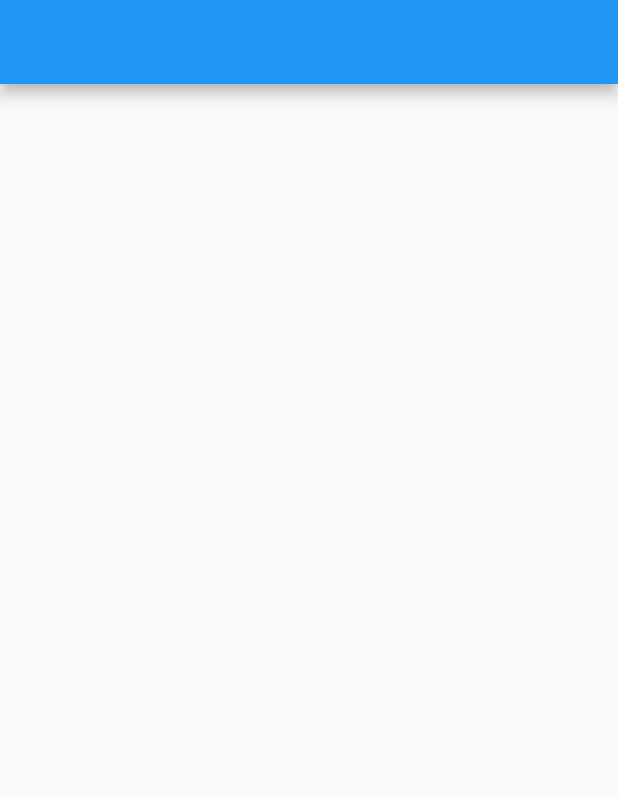
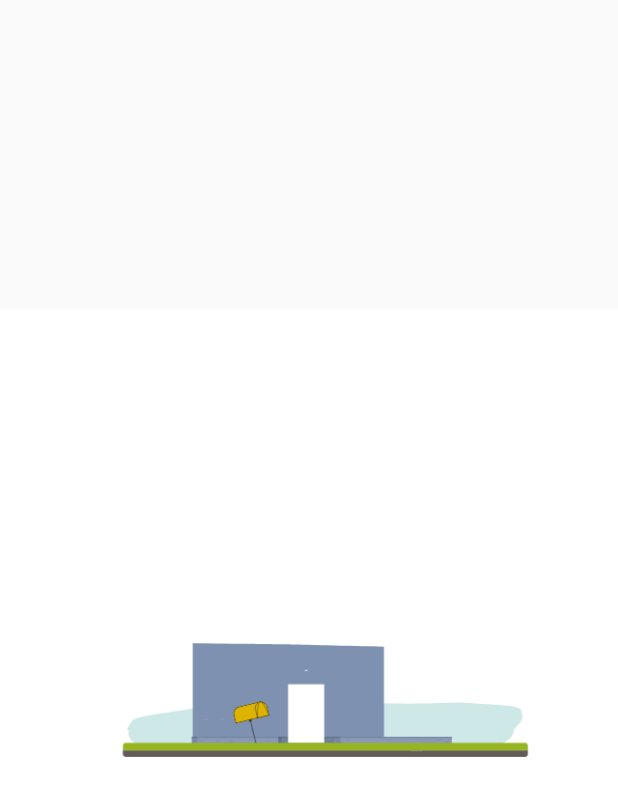
Before and after one commit to sadman-ichha/Royel-Property, a Flutter app: the SplashScreen screen opened directly, on a phone screen of 412 x 824 dp. Shown: the top 796 px of the screen. Run offline on Flutter 3.47's test engine with Material 2 defaults, Android fonts, the phone set to English and light mode, and no system bars; our stand-ins replace dots_indicator, flutter_screenutil, get, google_fonts.

Commit message:
splash Screen

```diff
--- /dev/null
+++ b/lib/const/app_colors.dart
@@ -0,0 +1,6 @@
+import 'package:flutter/material.dart';
+
+class AppColors {
+  static const scaffoldBackgroundColor = Color(0xFFFFFFFF);
+  static const appBlueColor = Color(0xFF0066FF);
+}
--- /dev/null
+++ b/lib/const/app_images.dart
@@ -0,0 +1,4 @@
+class AppImages {
+  static const splashImage = "assets/files/Splash.gif";
+  static const  onboardingImage = "assets/images/onboarding .jpg";
+}
--- /dev/null
+++ b/lib/routes/route.dart
@@ -0,0 +1,17 @@
+import 'package:get/get.dart';
+import 'package:royal_property/ui/views/onboarding_screen.dart';
+import 'package:royal_property/ui/views/splash_screen.dart';
+
+const String splash = "/splash-screen";
+const String onboarding = "/onboarding-screen";
+
+List<GetPage> getPages = [
+  GetPage(
+    name: splash,
+    page: () => SplashScreen(),
+  ),
+  GetPage(
+    name: onboarding,
+    page: () => OnBoardingScreen(),
+  ),
+];
--- a/lib/ui/views/splash_screen.dart
+++ b/lib/ui/views/splash_screen.dart
@@ -1,4 +1,7 @@
 import 'package:flutter/material.dart';
+import 'package:get/state_manager.dart';
+import 'package:royal_property/const/app_images.dart';
+import 'package:royal_property/controller/splash_controller.dart';
 
 class SplashScreen extends StatelessWidget {
   const SplashScreen({super.key});
@@ -6,7 +9,14 @@ class SplashScreen extends StatelessWidget {
   @override
   Widget build(BuildContext context) {
     return Scaffold(
-      appBar: AppBar(),
+      body: GetBuilder(
+        init: SplashController(),
+        builder: (controller) {
+          return Center(
+            child: Image.asset(AppImages.splashImage),
+          );
+        },
+      ),
     );
   }
 }
```
Also changed, not shown: lib/controller/splash_controller.dart (added, +14 -0 lines), lib/main.dart (+10 -2 lines), lib/ui/views/onboarding_screen.dart (added, +73 -0 lines), pubspec.yaml (+5 -3 lines), pubspec.lock, 1 other file.
